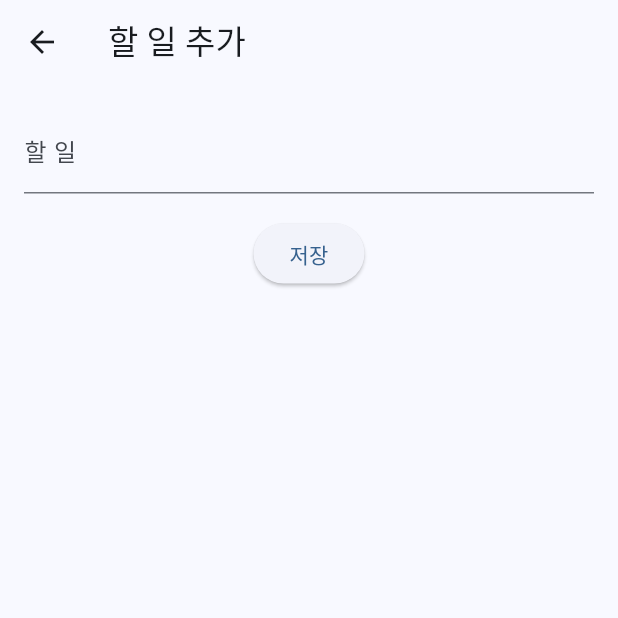
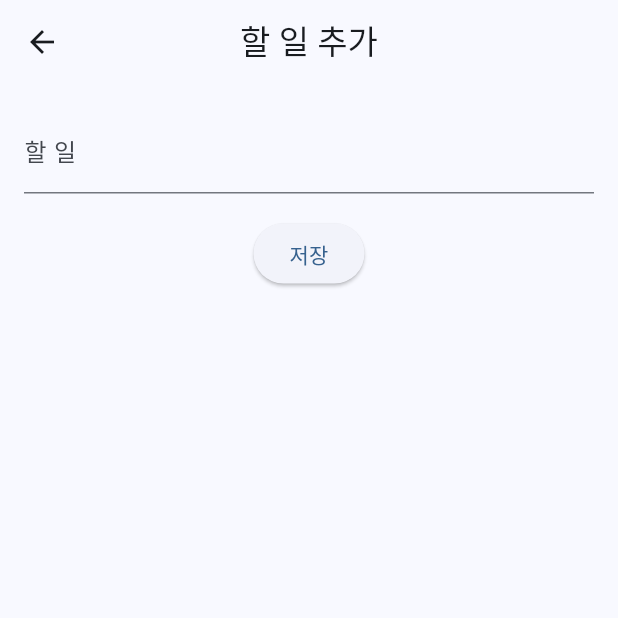
Before and after one commit to iampeel/todo_app, a Flutter app: the screen it shows after launch, after a tap on the "add" icon, on a phone screen of 412 x 824 dp, the top half of it. Run offline on Flutter 3.47's test engine with Material 3 defaults, Android fonts, the phone set to English and light mode, and no system bars; our stand-ins replace shared_preferences.

Commit message:
9. UI 스타일링 개선 - UI 디자인 개선:   - 전체적인 테마 적용   - 그림자와 여백 조정   - 아이콘과 색상 개선
- 애니메이션 추가:
  - 리스트 애니메이션
  - 상태 변경 애니메이션
  - 화면 전환 효과

```diff
--- a/lib/main.dart
+++ b/lib/main.dart
@@ -21,12 +21,23 @@ class MyApp extends StatelessWidget {
     return MaterialApp(
       title: 'Todo App',
       theme: ThemeData(
-        colorScheme: ColorScheme.fromSeed(seedColor: Colors.blue),
+        colorScheme: ColorScheme.fromSeed(
+          seedColor: Colors.blue,
+          secondary: Colors.blueAccent,
+        ),
         useMaterial3: true,
+        cardTheme: CardTheme(
+          elevation: 2,
+          shape: RoundedRectangleBorder(
+            borderRadius: BorderRadius.circular(12),
+          ),
+        ),
+        appBarTheme: const AppBarTheme(
+          centerTitle: true,
+          elevation: 0,
+        ),
       ),
-      home: HomeScreen(
-        storageService: storageService,
-      ),
+      home: HomeScreen(storageService: storageService),
     );
   }
 }
```
Also changed, not shown: lib/screens/home_screen.dart (+45 -2 lines), lib/widgets/todo_item.dart (+19 -20 lines).
